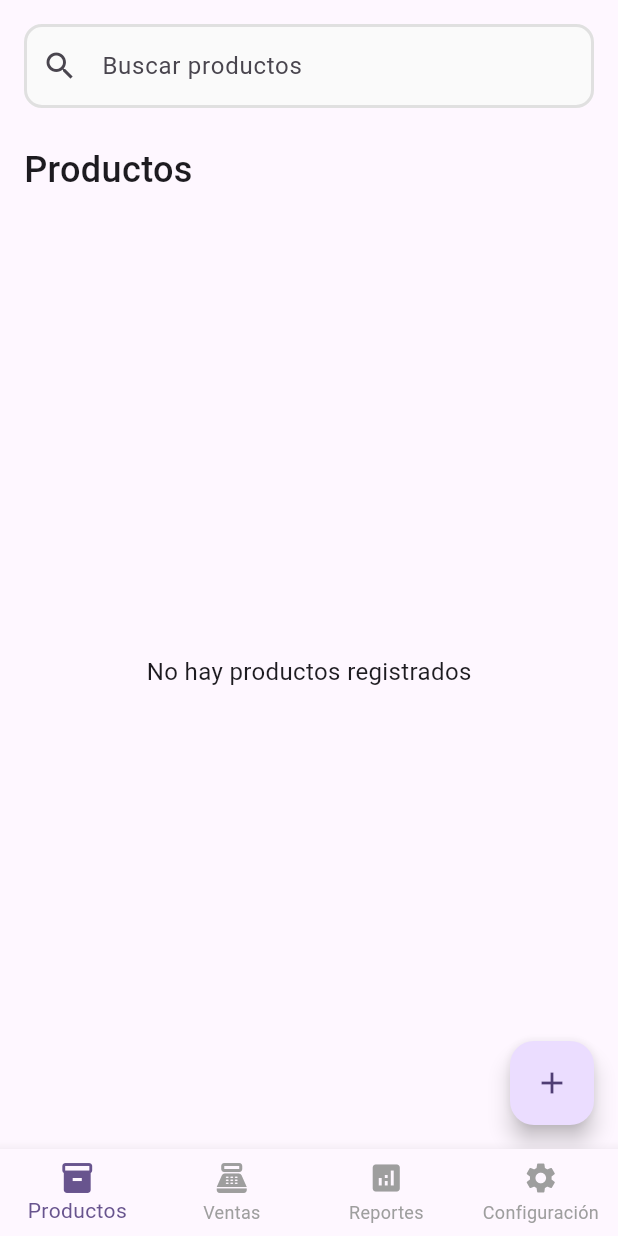
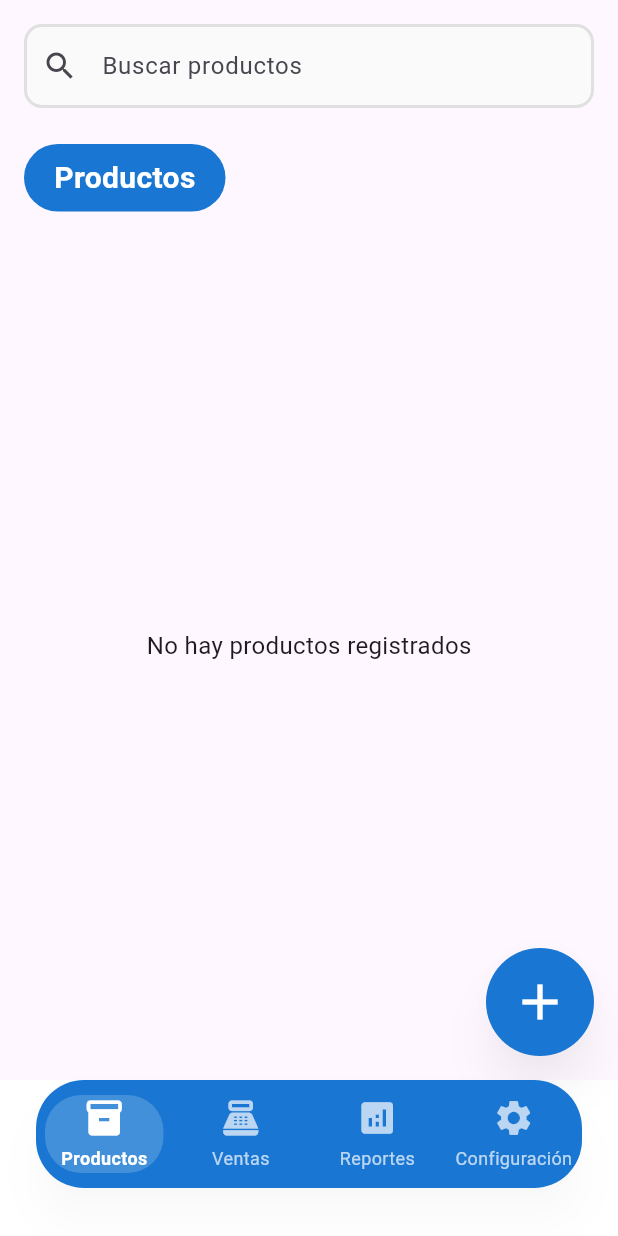
Before and after one commit to LesterCornielt/stockito-inventory-app, a Flutter app: the screen it shows after launch, on a phone screen of 412 x 824 dp. Run offline on Flutter 3.47's test engine with Material 3 defaults, Android fonts, the phone set to English and light mode, and no system bars; our stand-ins replace equatable, flutter_bloc, get_it, sqflite; accounts and stored records are empty.

Commit message:
feat(ui): Changed background colors to dark blue 0xFF1976D2

```diff
--- a/lib/features/navigation/presentation/pages/main_navigation_page.dart
+++ b/lib/features/navigation/presentation/pages/main_navigation_page.dart
@@ -27,9 +27,12 @@ class _MainNavigationView extends StatelessWidget {
       builder: (context, state) {
         return Scaffold(
           body: _buildBody(state.currentIndex),
-          bottomNavigationBar: _buildBottomNavigationBar(
-            context,
-            state.currentIndex,
+          backgroundColor: Colors.white,
+          bottomNavigationBar: _CustomBottomNavBar(
+            currentIndex: state.currentIndex,
+            onTap: (index) {
+              context.read<NavigationBloc>().add(NavigationChanged(index));
+            },
           ),
         );
       },
@@ -50,33 +53,98 @@ class _MainNavigationView extends StatelessWidget {
         return const ProductListPage();
     }
   }
+}
 
-  Widget _buildBottomNavigationBar(BuildContext context, int currentIndex) {
-    return BottomNavigationBar(
-      type: BottomNavigationBarType.fixed,
-      currentIndex: currentIndex,
-      onTap: (index) {
-        context.read<NavigationBloc>().add(NavigationChanged(index));
-      },
-      selectedItemColor: Theme.of(context).primaryColor,
-      unselectedItemColor: Colors.grey,
-      items: const [
-        BottomNavigationBarItem(
-          icon: Icon(Icons.inventory),
-          label: 'Productos',
+class _CustomBottomNavBar extends StatelessWidget {
+  final int currentIndex;
+  final ValueChanged<int> onTap;
+  const _CustomBottomNavBar({required this.currentIndex, required this.onTap});
+
+  static const _items = [
+    _NavBarItemData(Icons.inventory, 'Productos'),
+    _NavBarItemData(Icons.point_of_sale, 'Ventas'),
+    _NavBarItemData(Icons.analytics, 'Reportes'),
+    _NavBarItemData(Icons.settings, 'Configuración'),
+  ];
+
+  @override
+  Widget build(BuildContext context) {
+    return Padding(
+      padding: const EdgeInsets.only(
+        left: 24,
+        right: 24,
+        bottom: 32,
+      ), // Más separación inferior
+      child: PhysicalModel(
+        color: Colors.transparent,
+        elevation: 12,
+        borderRadius: BorderRadius.circular(32),
+        shadowColor: Colors.black12,
+        child: Container(
+          height: 72, // Un poco más alto para mejor centrado
+          decoration: BoxDecoration(
+            color: const Color(0xFF1976D2),
+            borderRadius: BorderRadius.circular(32),
+          ),
+          child: Row(
+            mainAxisAlignment: MainAxisAlignment.spaceAround,
+            crossAxisAlignment: CrossAxisAlignment.center, // Centrado vertical
+            children: List.generate(_items.length, (index) {
+              final item = _items[index];
+              final isSelected = index == currentIndex;
+              return Expanded(
+                child: InkWell(
+                  borderRadius: BorderRadius.circular(32),
+                  onTap: () => onTap(index),
+                  child: AnimatedContainer(
+                    duration: const Duration(milliseconds: 200),
+                    curve: Curves.easeInOut,
+                    margin: const EdgeInsets.symmetric(
+                      vertical: 10,
+                      horizontal: 6,
+                    ), // Centrado
+                    decoration: isSelected
+                        ? BoxDecoration(
+                            color: Colors.white.withOpacity(0.18),
+                            borderRadius: BorderRadius.circular(24),
+                          )
+                        : null,
+                    child: Column(
+                      mainAxisAlignment: MainAxisAlignment.center,
+                      children: [
+                        Icon(
+                          item.icon,
+                          color: isSelected ? Colors.white : Colors.white70,
+                          size: 28,
+                        ),
+                        const SizedBox(height: 4),
+                        Text(
+                          item.label,
+                          style: TextStyle(
+                            color: isSelected ? Colors.white : Colors.white70,
+                            fontWeight: isSelected
+                                ? FontWeight.bold
+                                : FontWeight.normal,
+                            fontSize: 12,
+                          ),
+                        ),
+                      ],
+                    ),
+                  ),
+                ),
+              );
+            }),
+          ),
         ),
-        BottomNavigationBarItem(
-          icon: Icon(Icons.point_of_sale),
-          label: 'Ventas',
-        ),
-        BottomNavigationBarItem(icon: Icon(Icons.analytics), label: 'Reportes'),
-        BottomNavigationBarItem(
-          icon: Icon(Icons.settings),
-          label: 'Configuración',
-        ),
-      ],
+      ),
     );
   }
+}
+
+class _NavBarItemData {
+  final IconData icon;
+  final String label;
+  const _NavBarItemData(this.icon, this.label);
 }
 
 // Placeholder pages - these will be implemented later
--- a/lib/features/products/presentation/pages/product_list_page.dart
+++ b/lib/features/products/presentation/pages/product_list_page.dart
@@ -33,9 +33,24 @@ class _ProductListView extends StatelessWidget {
               // Barra de búsqueda en la parte superior
               _SearchBar(),
               const SizedBox(height: 24),
-              const Text(
-                'Productos',
-                style: TextStyle(fontSize: 24, fontWeight: FontWeight.w500),
+              // Pill para el título 'Productos'
+              Container(
+                padding: const EdgeInsets.symmetric(
+                  horizontal: 20,
+                  vertical: 8,
+                ),
+                decoration: BoxDecoration(
+                  color: const Color(0xFF1976D2),
+                  borderRadius: BorderRadius.circular(24),
+                ),
+                child: const Text(
+                  'Productos',
+                  style: TextStyle(
+                    fontSize: 20,
+                    fontWeight: FontWeight.bold,
+                    color: Colors.white,
+                  ),
+                ),
               ),
               const SizedBox(height: 16),
               // Lista de productos
@@ -113,11 +128,24 @@ class _ProductListView extends StatelessWidget {
           ),
         ),
       ),
-      floatingActionButton: FloatingActionButton(
-        onPressed: () {
-          // TODO: Implementar navegación a pantalla "Add product"
-        },
-        child: const Icon(Icons.add),
+      floatingActionButton: PhysicalModel(
+        color: Colors.transparent,
+        elevation: 12,
+        shadowColor: Colors.black26,
+        shape: BoxShape.circle,
+        child: SizedBox(
+          width: 72,
+          height: 72,
+          child: FloatingActionButton(
+            onPressed: () {
+              // TODO: Implementar navegación a pantalla "Add product"
+            },
+            backgroundColor: const Color(0xFF1976D2),
+            shape: const CircleBorder(),
+            child: const Icon(Icons.add, color: Colors.white, size: 40),
+            elevation: 0, // Elevación visual la da PhysicalModel
+          ),
+        ),
       ),
     );
   }
```
